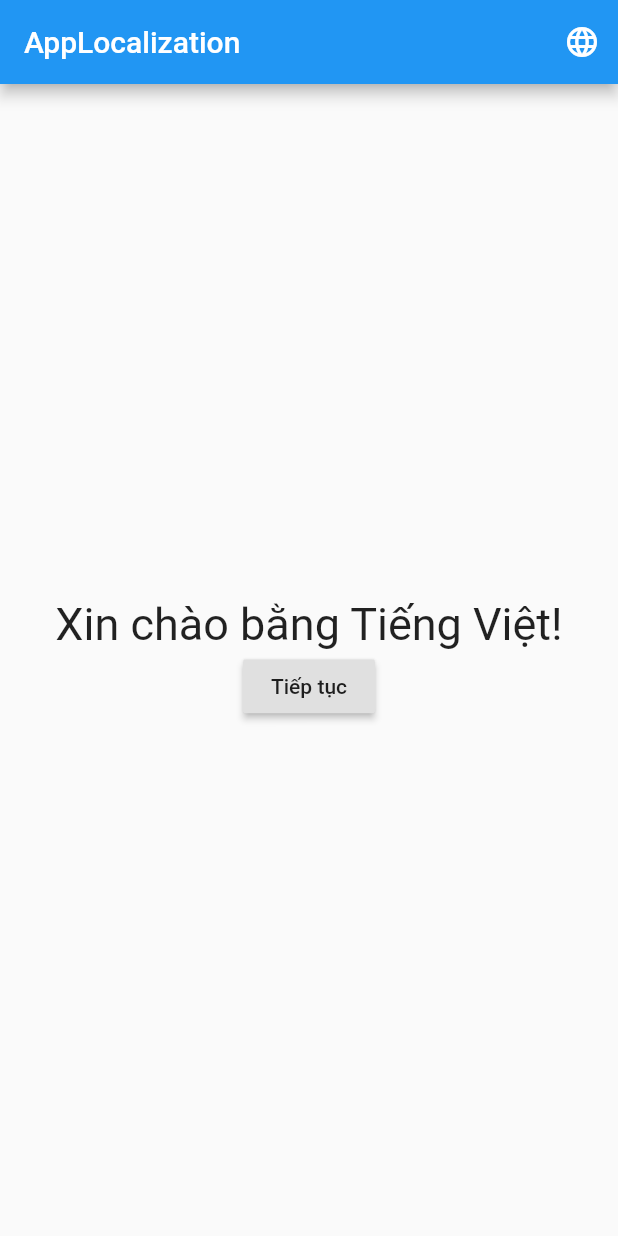
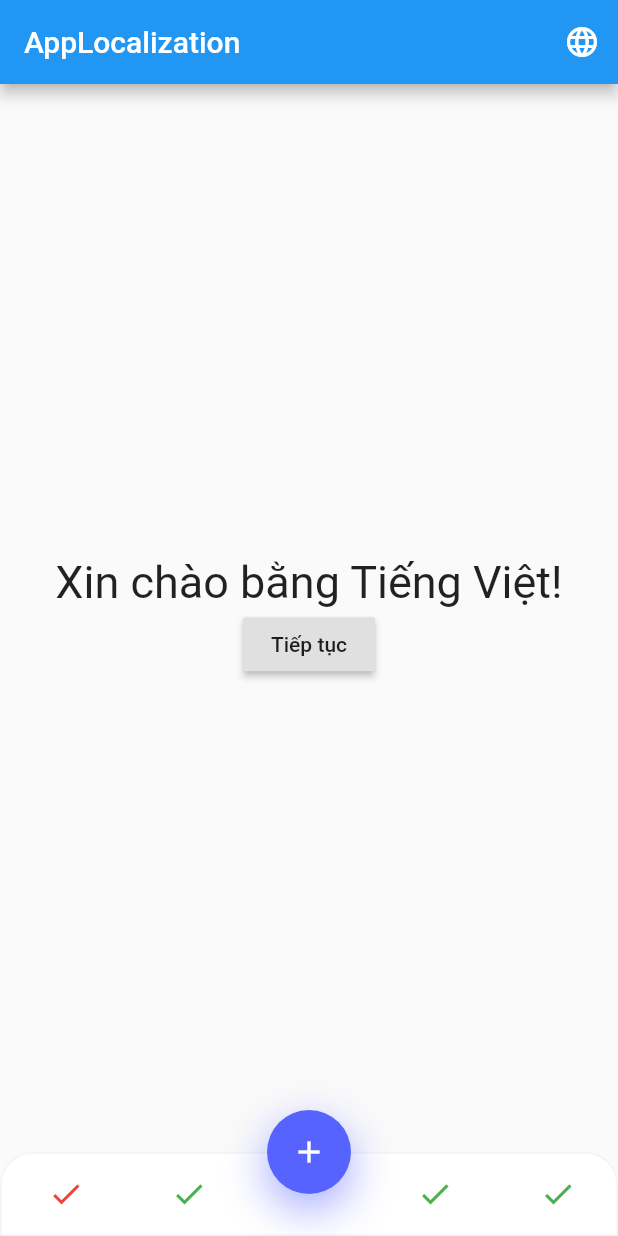
Before and after one commit to mrhungnq95/localize_demo, a Flutter app: the screen it shows after launch, on a phone screen of 412 x 824 dp. Run offline on Flutter 3.47's test engine with Material 2 defaults, Android fonts, the phone set to English and light mode, and no system bars.

Commit message:
custom nav

```diff
--- a/lib/main.dart
+++ b/lib/main.dart
@@ -3,6 +3,8 @@ import 'package:flutter_localizations/flutter_localizations.dart';
 import 'package:localize_demo/app/app_localization.dart';
 import 'package:localize_demo/app/second_page.dart';
 import 'package:provider/provider.dart';
+
+import 'ms_bottom_navigation_widget.dart';
 
 void main() {
   runApp(ChangeNotifierProvider(
@@ -23,6 +25,12 @@ class MyApp extends StatelessWidget {
 
 class AppProvider extends ChangeNotifier {
   Locale _locale = Locale("vi", "VN");
+  int _currentPageIndex = 0;
+  int get currentPageIndex => _currentPageIndex;
+  set currentPageIndex(value) {
+    _currentPageIndex = value;
+    notifyListeners();
+  }
 
   Locale get locale => _locale;
 
@@ -174,6 +182,102 @@ class ContentMainPage extends StatelessWidget {
           ],
         ),
       ) // This trailing comma makes auto-formatting nicer for build methods.
+      ,
+      floatingActionButton: Container(
+        width: 56.0,
+        height: 56.0,
+        decoration: BoxDecoration(
+          boxShadow: [
+            BoxShadow(
+                color: Color(0x8C5663FF), blurRadius: 25, offset: Offset(0, 10))
+          ],
+          shape: BoxShape.circle,
+        ),
+        child: FloatingActionButton(
+          backgroundColor: Color(0xFF5663FF),
+          splashColor: Color(0xFF5663FF),
+          onPressed: () => print("object"),
+          elevation: 0,
+          highlightElevation: 0,
+          hoverElevation: 0,
+          child: Icon(
+            Icons.add,
+            color: Colors.white,
+          ),
+        ),
+      ),
+      floatingActionButtonLocation: FloatingActionButtonLocation.centerDocked,
+      bottomNavigationBar: MSBottomNavigationWidget(),
+    );
+  }
+
+  Widget _bottomNavigationBar(BuildContext context) {
+    return Consumer<AppProvider>(
+      builder: (context, model, child) {
+        return BottomNavigationBar(
+          items: [
+            BottomNavigationBarItem(
+                icon: Icon(
+                  Icons.check,
+                  color: model.currentPageIndex == 0
+                      ? Colors.green
+                      : Colors.black54,
+                ),
+                title: Visibility(
+                  child: Text("Cửa hàng"),
+                  visible: false,
+                )),
+            BottomNavigationBarItem(
+                icon: Icon(
+                  Icons.check,
+                  color: model.currentPageIndex == 1
+                      ? Colors.green
+                      : Colors.black54,
+                ),
+                title: Visibility(
+                  child: Text("Cửa hàng"),
+                  visible: false,
+                )),
+            BottomNavigationBarItem(
+                icon: Icon(
+                  Icons.check,
+                  color: model.currentPageIndex == 2
+                      ? Colors.green
+                      : Colors.black54,
+                ),
+                title: Visibility(
+                  child: Text("Cửa hàng"),
+                  visible: false,
+                )),
+            BottomNavigationBarItem(
+                icon: Icon(
+                  Icons.check,
+                  color: model.currentPageIndex == 3
+                      ? Colors.green
+                      : Colors.black54,
+                ),
+                title: Visibility(
+                  child: Text("Cửa hàng"),
+                  visible: false,
+                )),
+          ],
+          type: BottomNavigationBarType.fixed,
+          currentIndex: model.currentPageIndex,
+          showSelectedLabels: true,
+          onTap: (value) {
+            model.currentPageIndex = value;
+          },
+          showUnselectedLabels: true,
+          backgroundColor: Colors.white,
+          iconSize: 35,
+          selectedItemColor: Colors.green,
+          unselectedItemColor: Colors.black54,
+          selectedLabelStyle:
+              Theme.of(context).textTheme.display1.copyWith(fontSize: 11),
+          unselectedLabelStyle:
+              Theme.of(context).textTheme.display1.copyWith(fontSize: 11),
+        );
+      },
     );
   }
 }
--- /dev/null
+++ b/lib/ms_bottom_navigation_widget.dart
@@ -0,0 +1,48 @@
+import 'package:flutter/material.dart';
+import 'dart:math' as math;
+
+class MSBottomNavigationWidget extends StatelessWidget {
+  @override
+  Widget build(BuildContext context) {
+    final double selectedFontSize = 14.0;
+
+    // Labels apply up to _bottomMargin padding. Remainder is media padding.
+    final double additionalBottomPadding = math.max(
+        MediaQuery.of(context).padding.bottom - selectedFontSize / 2.0, 0.0);
+
+    return Container(
+        decoration: BoxDecoration(
+            color: Color(0xFFFFFFFF),
+            border: Border.all(color: Color(0xFFF3F3F3), width: 1),
+            borderRadius: BorderRadius.only(
+                topRight: Radius.circular(22), topLeft: Radius.circular(22))),
+        height: kBottomNavigationBarHeight + additionalBottomPadding,
+        padding: EdgeInsets.only(bottom: additionalBottomPadding),
+        child: Row(
+          mainAxisAlignment: MainAxisAlignment.spaceAround,
+          children: <Widget>[
+            SizedBox(
+              width: 20,
+              height: 80,
+              child: Icon(Icons.check, color: Colors.red),
+            ),
+            SizedBox(
+              width: 20,
+              height: 80,
+              child: Icon(Icons.check, color: Colors.green),
+            ),
+            SizedBox(width: 20),
+            SizedBox(
+              width: 20,
+              height: 80,
+              child: Icon(Icons.check, color: Colors.green),
+            ),
+            SizedBox(
+              width: 20,
+              height: 80,
+              child: Icon(Icons.check, color: Colors.green),
+            ),
+          ],
+        ));
+  }
+}
```
Lines whose indentation alone changed are shown as unchanged.
